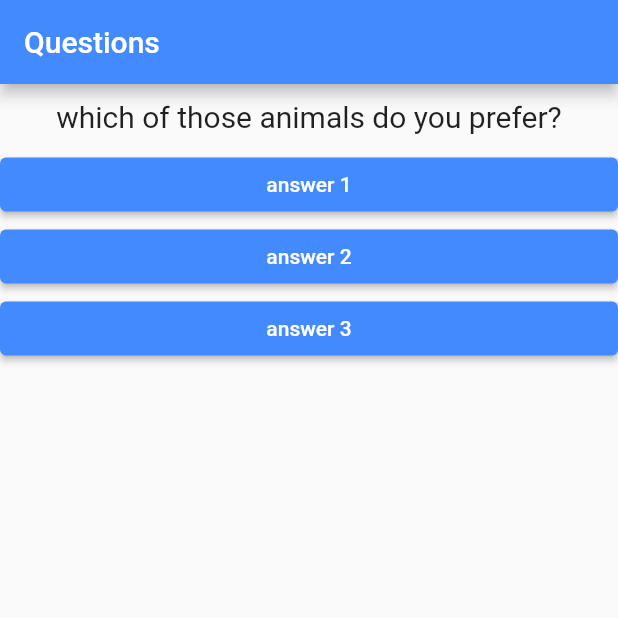
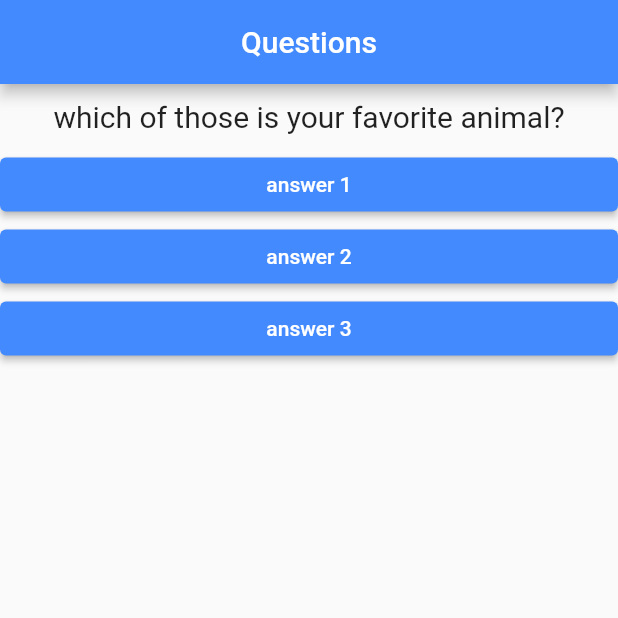
Before and after one commit to Luisferlim/questions-app-flutter, a Flutter app: the screen it shows after launch, after a tap on "answer 1", on a phone screen of 412 x 824 dp, the top half of it. Run offline on Flutter 3.47's test engine with Material 2 defaults, Android fonts, the phone set to English and light mode, and no system bars.

Commit message:
syntax improvements

```diff
--- a/lib/main.dart
+++ b/lib/main.dart
@@ -17,20 +17,30 @@ class _PerguntaAppState extends State<PerguntaApp> {
   @override
   Widget build(BuildContext context) {
     final questions = [
-      'what\'s your favorite color?',
-      'which of those animals do you prefer?',
+      {
+        'text': 'what\'s your favorite color?',
+        'answers': ['yellow', 'red', 'blue', 'green'],
+      },
+      {
+        'text': 'which of those is your favorite animal?',
+        'answers': ['capybara', 'cat', 'fox', 'dog'],
+      },
+      {
+        'text': 'which of those is your favorite car?',
+        'answers': ['Monza', 'Supra', 'Beetle', 'Tesla model s'],
+      },
     ];
 
     return MaterialApp(
         //here we got the named parameters
         home: Scaffold(
             appBar: AppBar(
-              title: const Text('Questions'),
+              title: const Center(child: Text('Questions')),
               backgroundColor: Colors.blueAccent,
             ),
             body: Column(
               children: [
-                Question(questions[_selectedanswer]),
+                Question(questions[_selectedanswer]['text'] as String),
                 Answer('answer 1', _answer),
                 Answer('answer 2', _answer),
                 Answer('answer 3', _answer),
```
